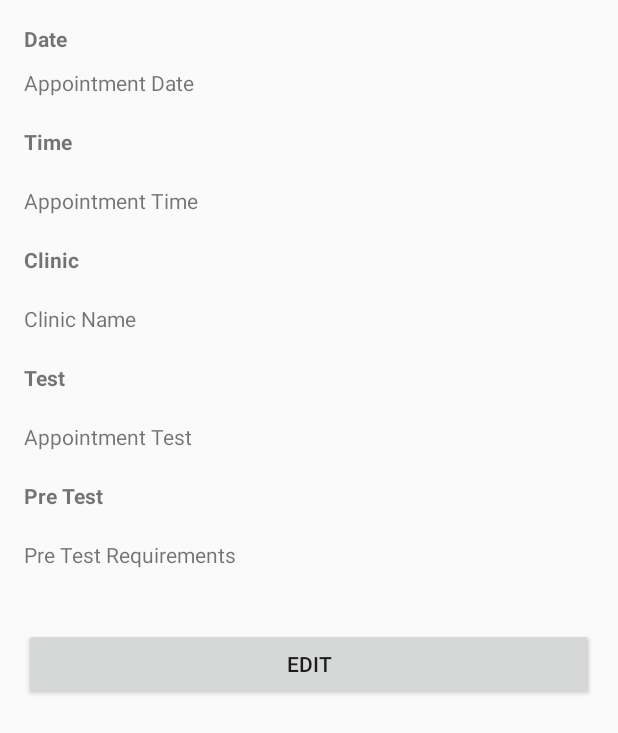
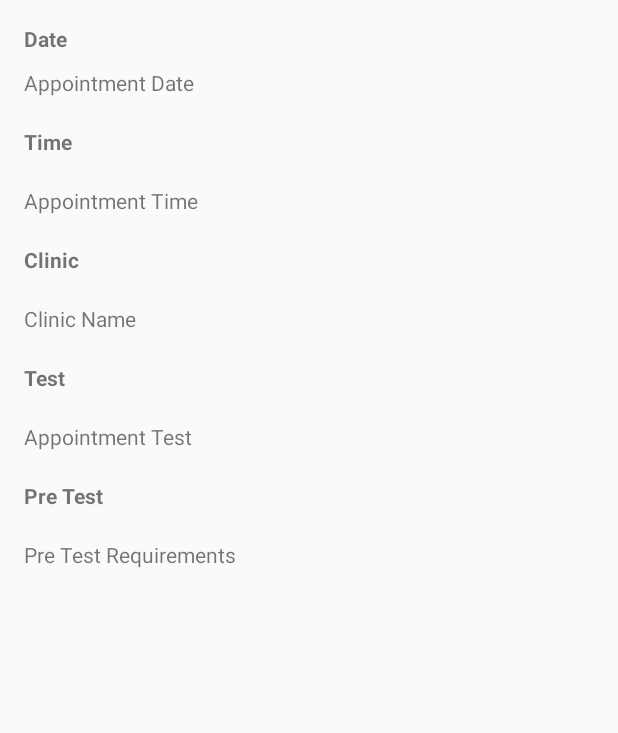
Before and after one commit to ethirajnus/Medtracker, an Android app: the layout activity_show_appointment.xml on its own in the app's theme, with its tools: preview values and no code run, on a phone screen of 412 x 824 dp. Shown: the top 733 px of the screen. Run offline under Robolectric (Android 15) with nearby library versions, the phone set to English and light mode, and no system bars.

Commit message:
Fixed some bugs
Fixed the delete bug, changed the layout

```diff
--- a/app/src/main/res/layout/activity_add_new_appointment.xml
+++ b/app/src/main/res/layout/activity_add_new_appointment.xml
@@ -115,6 +115,7 @@
         android:layout_centerHorizontal="true"
         android:layout_marginTop="49dp"
         android:id="@+id/button"
-        android:onClick="createAppointment"/>
+        android:onClick="createAppointment"
+        android:background="@drawable/side_nav_bar"/>
 
 </RelativeLayout>
--- a/app/src/main/res/layout/activity_edit_appointment.xml
+++ b/app/src/main/res/layout/activity_edit_appointment.xml
@@ -115,6 +115,7 @@
         android:layout_centerHorizontal="true"
         android:layout_marginTop="49dp"
         android:id="@+id/button"
-        android:onClick="editAppointment"/>
+        android:onClick="editAppointment"
+        android:background="@drawable/side_nav_bar"/>
 
 </RelativeLayout>
--- a/app/src/main/res/layout/activity_show_appointment.xml
+++ b/app/src/main/res/layout/activity_show_appointment.xml
@@ -120,15 +120,6 @@
         android:layout_marginBottom="10dp"
         android:id="@+id/appointment_pre_test" />
 
-    <Button
-        android:text="EDIT"
-        android:layout_width="match_parent"
-        android:layout_height="wrap_content"
-        android:layout_marginTop="29dp"
-        android:id="@+id/button"
-        android:onClick="openeditAppointment"
-        android:layout_below="@+id/appointment_pre_test"
-        android:layout_alignParentStart="true" />
 
     <TextView
         android:text="Date"
```
Also changed, not shown: app/src/main/java/sg/edu/nus/iss/se/ft05/medipal/activities/AddNewAppointment.java (+12 -1 lines), app/src/main/java/sg/edu/nus/iss/se/ft05/medipal/activities/ShowAppointment.java (+19 -5 lines), app/src/main/java/sg/edu/nus/iss/se/ft05/medipal/adapters/AppointmentListAdapter.java (+5 -2 lines).
